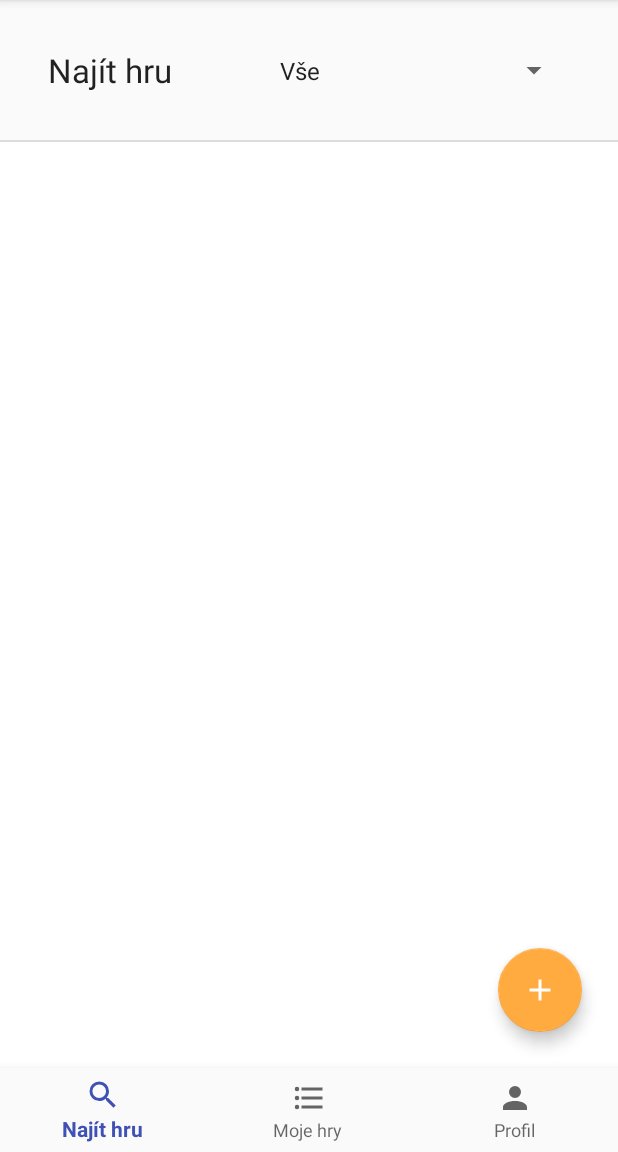
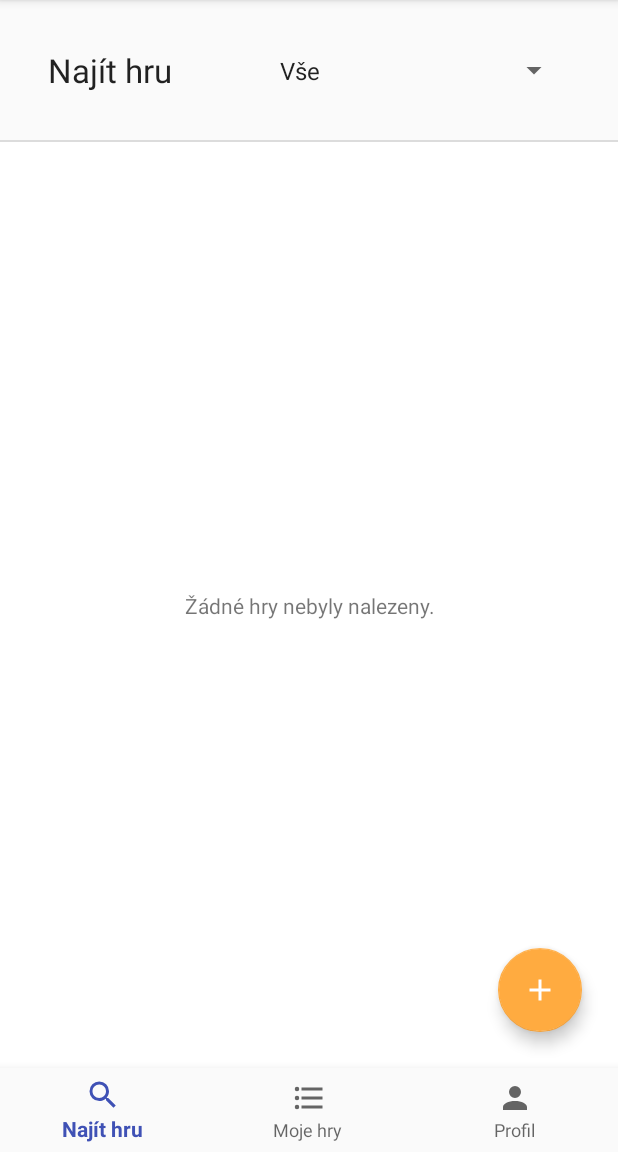
Before and after one commit to hajmajeboss/tamz2-sportmates-lite, an Android app: the screen it shows after launch once a user with an empty profile is signed in (MainActivity), on a phone screen of 412 x 824 dp, the part 84-1236 px from its top. Run offline under Robolectric (Android 15) with nearby library versions, the phone set to English and light mode, and no system bars; our stand-ins replace Firebase (no records; nobody signed in at launch, a user with empty details on screens opened directly).

Commit message:
no games text

```diff
--- a/src/main/java/cz/greapp/sportmateslite/FindGameFragment.java
+++ b/src/main/java/cz/greapp/sportmateslite/FindGameFragment.java
@@ -15,6 +15,7 @@ import android.view.ViewGroup;
 import android.widget.AdapterView;
 import android.widget.ArrayAdapter;
 import android.widget.Spinner;
+import android.widget.TextView;
 import android.widget.Toast;
 
 import com.google.firebase.firestore.QuerySnapshot;
@@ -36,6 +37,8 @@ import cz.greapp.sportmateslite.Data.Parsers.GameSnapshotParser;
 import cz.greapp.sportmateslite.Data.TableGateways.GameTableGateway;
 import cz.greapp.sportmateslite.Data.TableGateways.TableGateway;
 import cz.greapp.sportmateslite.Listeners.RecyclerItemClickListener;
+
+import static android.view.View.GONE;
 
 
 /**
@@ -66,6 +69,8 @@ public class FindGameFragment extends Fragment implements OnFirebaseQueryResultL
     RecyclerView.LayoutManager gamesListLayoutManager;
     List<Game> games;
     Context ctx;
+
+    TextView noGameText;
 
     SwipeRefreshLayout swipeRefreshLayout;
 
@@ -133,6 +138,8 @@ public class FindGameFragment extends Fragment implements OnFirebaseQueryResultL
         adapter.setDropDownViewResource(android.R.layout.simple_spinner_dropdown_item);
         sportSpinner.setAdapter(adapter);
         sportSpinner.setSelection(preferences.getInt("selected_filter",0));
+
+        noGameText = view.findViewById(R.id.noGamesTextView);
 
         sportSpinner.setOnItemSelectedListener(new AdapterView.OnItemSelectedListener() {
             @Override
@@ -255,6 +262,15 @@ public class FindGameFragment extends Fragment implements OnFirebaseQueryResultL
                     }
                 }
 
+                if (games.size() == 0) {
+                    gamesListView.setVisibility(GONE);
+                    noGameText.setVisibility(View.VISIBLE);
+                }
+
+                else {
+                    gamesListView.setVisibility(View.VISIBLE);
+                    noGameText.setVisibility(GONE);
+                }
                 Collections.sort(games);
                 gamesListAdapter = new GameAdapter(games);
                 gamesListView.setAdapter(gamesListAdapter);
--- a/src/main/res/layout/fragment_find_game.xml
+++ b/src/main/res/layout/fragment_find_game.xml
@@ -42,15 +42,43 @@
         app:layout_constraintStart_toStartOf="parent"
         app:layout_constraintTop_toBottomOf="@+id/divider20">
 
-        <android.support.v7.widget.RecyclerView
-            android:id="@+id/gamesListView"
-            android:layout_width="0dp"
-            android:layout_height="0dp"
-            android:background="@android:color/white"
-            app:layout_constraintBottom_toBottomOf="parent"
-            app:layout_constraintEnd_toEndOf="parent"
-            app:layout_constraintStart_toStartOf="parent"
-            app:layout_constraintTop_toBottomOf="@+id/divider20" />
+        <android.support.constraint.ConstraintLayout
+            android:layout_width="match_parent"
+            android:layout_height="match_parent"
+            android:background="@android:color/white">
+
+            <TextView
+                android:id="@+id/noGamesTextView"
+                android:layout_width="wrap_content"
+                android:layout_height="wrap_content"
+                android:layout_marginStart="8dp"
+                android:layout_marginTop="8dp"
+                android:layout_marginEnd="8dp"
+                android:layout_marginBottom="8dp"
+                android:lineSpacingExtra="14sp"
+                android:padding="32dp"
+                android:text="Žádné hry nebyly nalezeny."
+                android:textAlignment="center"
+                android:textAllCaps="false"
+                android:textSize="14sp"
+                android:typeface="normal"
+                android:visibility="visible"
+                app:layout_constraintBottom_toBottomOf="parent"
+                app:layout_constraintEnd_toEndOf="parent"
+                app:layout_constraintStart_toStartOf="parent"
+                app:layout_constraintTop_toTopOf="parent" />
+
+            <android.support.v7.widget.RecyclerView
+                android:id="@+id/gamesListView"
+                android:layout_width="match_parent"
+                android:layout_height="match_parent"
+                android:background="@android:color/white"
+                android:visibility="gone"
+                app:layout_constraintBottom_toBottomOf="parent"
+                app:layout_constraintEnd_toEndOf="parent"
+                app:layout_constraintStart_toStartOf="parent"
+                app:layout_constraintTop_toTopOf="parent" />
+        </android.support.constraint.ConstraintLayout>
 
     </android.support.v4.widget.SwipeRefreshLayout>
 
```
Also changed, not shown: src/main/java/cz/greapp/sportmateslite/MyGamesFragment.java (+16 -0 lines), src/main/res/layout/fragment_my_games.xml (+24 -1 lines).
